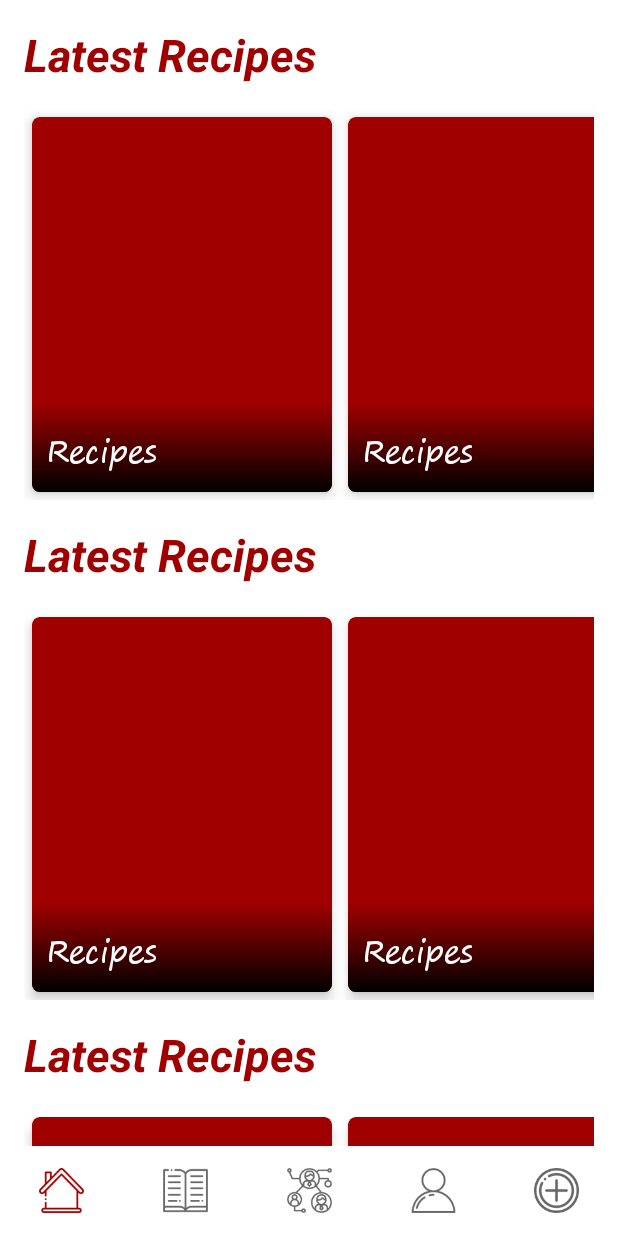
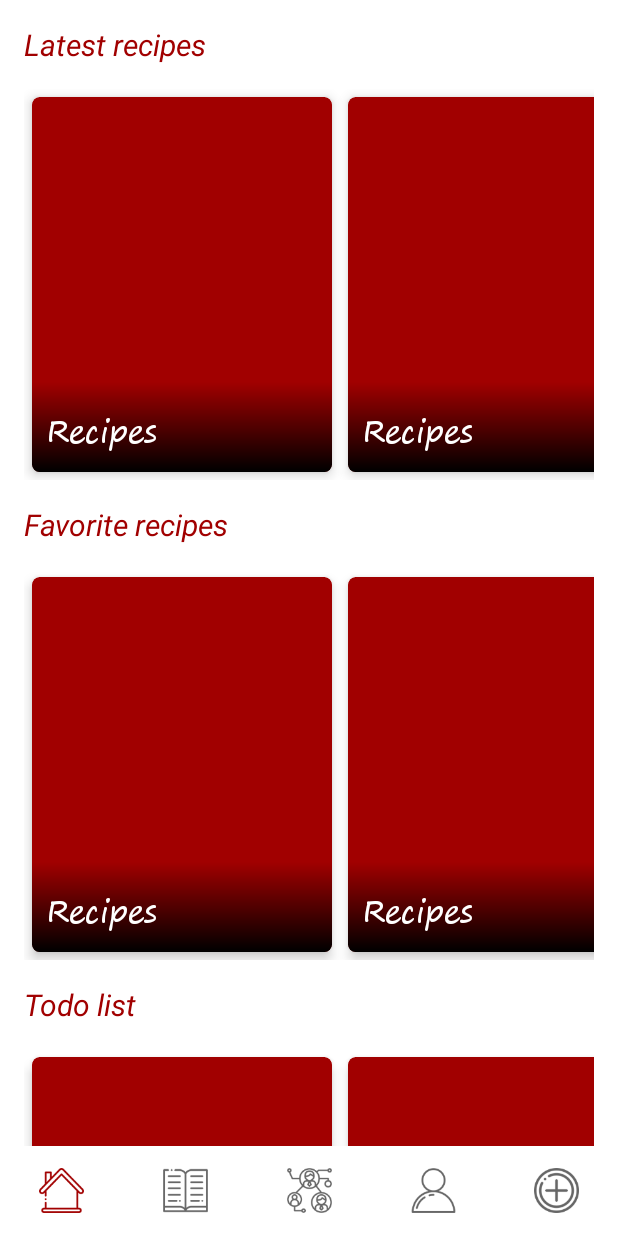
Before and after one commit to JohanneBoisvilliers/CookBook, an Android app: the screen it shows after launch (MainActivity), on a phone screen of 412 x 824 dp. Run offline under Robolectric (Android 15) with nearby library versions, the phone set to English and light mode, and no system bars; our stand-ins replace ButterKnife, Room's generated code; libraries missing offline, so code that uses them is left out: com.facebook.stetho; 1 statement that could not run was skipped.

Commit message:
change some UI, set category titles in home fragment, and continue to set the database

```diff
--- a/app/src/main/java/com/example/cookbook/MainActivity.java
+++ b/app/src/main/java/com/example/cookbook/MainActivity.java
@@ -1,20 +1,18 @@
 package com.example.cookbook;
 
 import android.os.Bundle;
-import android.util.Log;
 import android.view.MenuItem;
 
 import androidx.annotation.NonNull;
 import androidx.appcompat.app.AppCompatActivity;
-import androidx.room.Database;
+import androidx.lifecycle.ViewModelProviders;
 import androidx.viewpager.widget.ViewPager;
 
-import com.example.cookbook.database.CookBookLocalDatabase;
-import com.example.cookbook.repositories.UserDataRepository;
+import com.example.cookbook.injections.Injections;
+import com.example.cookbook.injections.ViewModelFactory;
+import com.example.cookbook.recipesPage.RecipeViewModel;
 import com.facebook.stetho.Stetho;
 import com.google.android.material.bottomnavigation.BottomNavigationView;
-
-import java.io.FileReader;
 
 import butterknife.BindView;
 import butterknife.ButterKnife;
@@ -25,6 +23,7 @@ public class MainActivity extends AppCompatActivity {
     ViewPager mViewPager;
     @BindView(R.id.bottom_navigation)
     BottomNavigationView mBottomNavigationView;
+    private RecipeViewModel mRecipeViewModel;
 
     @Override
     protected void onCreate(Bundle savedInstanceState) {
@@ -34,16 +33,9 @@ public class MainActivity extends AppCompatActivity {
 
         Stetho.initializeWithDefaults(this);
 
-        CookBookLocalDatabase.getInstance(this)
-                .ingredientDao()
-                .getIngredient(1)
-                .observe(this,v-> {
-                    if (v != null) {
-                        Log.d("debug", "onCreate: "+v.getName());
-                    }
-                });
         this.configureViewPager();
         this.configureBottomView();
+        this.configureRecipeViewModel();
 
     }
 
@@ -69,7 +61,6 @@ public class MainActivity extends AppCompatActivity {
             }
         });
     }
-
     private void configureBottomView() {
         mBottomNavigationView.setOnNavigationItemSelectedListener(new BottomNavigationView.OnNavigationItemSelectedListener() {
             @Override
@@ -79,7 +70,6 @@ public class MainActivity extends AppCompatActivity {
             }
         });
     }
-
     private void updateMainFragment(Integer integer) {
         switch (integer) {
             case R.id.nav_home:
@@ -99,4 +89,9 @@ public class MainActivity extends AppCompatActivity {
                 break;
         }
     }
+
+    private void configureRecipeViewModel() {
+        ViewModelFactory viewModelFactory = Injections.provideViewModelFactory(this);
+        mRecipeViewModel = ViewModelProviders.of(this, viewModelFactory).get(RecipeViewModel.class);
+    }
 }
--- a/app/src/main/java/com/example/cookbook/database/CookBookLocalDatabase.java
+++ b/app/src/main/java/com/example/cookbook/database/CookBookLocalDatabase.java
@@ -1,6 +1,5 @@
 package com.example.cookbook.database;
 
-import android.app.Application;
 import android.content.ContentValues;
 import android.content.Context;
 import android.util.Log;
@@ -14,8 +13,10 @@ import androidx.sqlite.db.SupportSQLiteDatabase;
 
 import com.example.cookbook.R;
 import com.example.cookbook.database.dao.IngredientDao;
+import com.example.cookbook.database.dao.RecipeDao;
 import com.example.cookbook.database.dao.UserDao;
 import com.example.cookbook.models.Ingredient;
+import com.example.cookbook.models.Recipe;
 import com.example.cookbook.utils.MyApp;
 
 import java.io.BufferedReader;
@@ -25,7 +26,7 @@ import java.io.InputStreamReader;
 import java.nio.charset.Charset;
 
 
-@Database(entities = {Ingredient.class},version = 1,exportSchema = false)
+@Database(entities = {Ingredient.class, Recipe.class}, version = 1, exportSchema = false)
 public abstract class CookBookLocalDatabase extends RoomDatabase {
 
     // --- SINGLETON ---
@@ -34,6 +35,8 @@ public abstract class CookBookLocalDatabase extends RoomDatabase {
     // --- DAO ---
     public abstract UserDao userDao();
     public abstract IngredientDao ingredientDao();
+
+    public abstract RecipeDao recipeDao();
 
     // --- INSTANCE ---
     public static CookBookLocalDatabase getInstance(Context context) {
@@ -47,8 +50,11 @@ public abstract class CookBookLocalDatabase extends RoomDatabase {
                                 @Override
                                 public void onCreate(@NonNull SupportSQLiteDatabase db) {
                                     super.onCreate(db);
-                                    Log.d("deb", "onCreate: ");
                                     insertIngredientHelper(db);
+                                    ContentValues contentValues = new ContentValues();
+                                    contentValues.put("id", 1);
+                                    contentValues.put("name", "Oeuf au plat");
+                                    db.insert("Recipe", OnConflictStrategy.IGNORE, contentValues);
                             }})
                             .build();
                 }
--- /dev/null
+++ b/app/src/main/java/com/example/cookbook/database/dao/RecipeDao.java
@@ -0,0 +1,13 @@
+package com.example.cookbook.database.dao;
+
+import androidx.lifecycle.LiveData;
+import androidx.room.Dao;
+import androidx.room.Query;
+
+import com.example.cookbook.models.Recipe;
+
+@Dao
+public interface RecipeDao {
+    @Query("SELECT * FROM Recipe")
+    LiveData<Recipe> getRecipes();
+}
--- a/app/src/main/java/com/example/cookbook/homePage/HomeFragment.java
+++ b/app/src/main/java/com/example/cookbook/homePage/HomeFragment.java
@@ -7,10 +7,15 @@ import android.view.View;
 import android.view.ViewGroup;
 
 import androidx.fragment.app.Fragment;
+import androidx.lifecycle.ViewModelProviders;
 import androidx.recyclerview.widget.LinearLayoutManager;
 import androidx.recyclerview.widget.RecyclerView;
 
 import com.example.cookbook.R;
+import com.example.cookbook.models.Recipe;
+import com.example.cookbook.recipesPage.RecipeViewModel;
+
+import java.util.List;
 
 import butterknife.BindView;
 import butterknife.ButterKnife;
@@ -24,6 +29,7 @@ public class HomeFragment extends Fragment {
     RecyclerView mMainRecyclerView;
 
     private MainRecyclerViewAdapter mMainAdapter;
+    private RecipeViewModel mRecipeViewModel;
 
     public HomeFragment() {
     }
@@ -31,6 +37,11 @@ public class HomeFragment extends Fragment {
     public static HomeFragment newInstance() {
         return new HomeFragment();
     }
+
+    private List<List<Recipe>> mFinalEmbeddedList;
+    private List<Recipe> mLatestRecipes;
+    private List<Recipe> mFavoriteRecipes;
+    private List<Recipe> mNotDoneRecipes;
 
     @Override
     public View onCreateView(LayoutInflater inflater, ViewGroup container,
@@ -40,7 +51,7 @@ public class HomeFragment extends Fragment {
         ButterKnife.bind(this, view);
 
         this.configureMainRecyclerView();
-
+        this.configureViewRecipeViewModel();
         return view;
     }
 
@@ -51,4 +62,16 @@ public class HomeFragment extends Fragment {
         this.mMainRecyclerView.setLayoutManager(new LinearLayoutManager(getContext()));
     }
 
+    private void configureViewRecipeViewModel() {
+        mRecipeViewModel = ViewModelProviders.of(getActivity()).get(RecipeViewModel.class);
+    }
+
+    private void updateItemList(List<Recipe> recipeList) {
+    }
+
+    // ----------------------------------- ASYNC -----------------------------------
+    //private void getRecipes(){
+    //    mRecipeViewModel.getRecipes().observe(this,);
+    //}
+
 }
--- a/app/src/main/java/com/example/cookbook/homePage/HorizontalRecyclerViewAdapter.java
+++ b/app/src/main/java/com/example/cookbook/homePage/HorizontalRecyclerViewAdapter.java
@@ -9,9 +9,13 @@ import androidx.annotation.NonNull;
 import androidx.recyclerview.widget.RecyclerView;
 
 import com.example.cookbook.R;
+import com.example.cookbook.models.Recipe;
+
+import java.util.List;
 
 public class HorizontalRecyclerViewAdapter extends RecyclerView.Adapter<HorizontalRecyclerViewViewHolder> {
 
+    private List<Recipe> mRecipeList;
 
     @NonNull
     @Override
--- a/app/src/main/java/com/example/cookbook/homePage/MainRecyclerViewAdapter.java
+++ b/app/src/main/java/com/example/cookbook/homePage/MainRecyclerViewAdapter.java
@@ -16,6 +16,7 @@ public class MainRecyclerViewAdapter extends RecyclerView.Adapter<MainRecyclerVi
     private Context mContext;
     private RecyclerView.RecycledViewPool mViewPool;
     private HorizontalRecyclerViewAdapter mHorizontalRecyclerViewAdapter;
+    private String[] mCategoryTitles;
 
     @NonNull
     @Override
@@ -26,6 +27,7 @@ public class MainRecyclerViewAdapter extends RecyclerView.Adapter<MainRecyclerVi
 
         mViewPool = new RecyclerView.RecycledViewPool();
         mHorizontalRecyclerViewAdapter = new HorizontalRecyclerViewAdapter();
+        mCategoryTitles = mContext.getResources().getStringArray(R.array.titles_main_recycler_view);
 
         return new MainRecyclerViewViewHolder(view);
     }
@@ -34,6 +36,7 @@ public class MainRecyclerViewAdapter extends RecyclerView.Adapter<MainRecyclerVi
     public void onBindViewHolder(@NonNull MainRecyclerViewViewHolder holder, int position) {
         holder.mHorizontalRecyclerView.setRecycledViewPool(mViewPool);
         holder.mHorizontalRecyclerView.setAdapter(mHorizontalRecyclerViewAdapter);
+        holder.mTitlesCategory.setText(mCategoryTitles[position]);
         holder.mHorizontalRecyclerView.setLayoutManager(new LinearLayoutManager(mContext,
                 LinearLayoutManager.HORIZONTAL, false));
     }
--- a/app/src/main/java/com/example/cookbook/homePage/MainRecyclerViewViewHolder.java
+++ b/app/src/main/java/com/example/cookbook/homePage/MainRecyclerViewViewHolder.java
@@ -1,6 +1,7 @@
 package com.example.cookbook.homePage;
 
 import android.view.View;
+import android.widget.TextView;
 
 import androidx.annotation.NonNull;
 import androidx.recyclerview.widget.RecyclerView;
@@ -14,9 +15,12 @@ public class MainRecyclerViewViewHolder extends RecyclerView.ViewHolder {
 
     @BindView(R.id.horizontal_recycler_view)
     RecyclerView mHorizontalRecyclerView;
+    @BindView(R.id.category_title)
+    TextView mTitlesCategory;
 
     public MainRecyclerViewViewHolder(@NonNull View itemView) {
         super(itemView);
         ButterKnife.bind(this, itemView);
     }
+
 }
--- /dev/null
+++ b/app/src/main/java/com/example/cookbook/injections/Injections.java
@@ -0,0 +1,26 @@
+package com.example.cookbook.injections;
+
+import android.content.Context;
+
+import com.example.cookbook.database.CookBookLocalDatabase;
+import com.example.cookbook.repositories.RecipesDataRepository;
+
+import java.util.concurrent.Executor;
+import java.util.concurrent.Executors;
+
+public class Injections {
+    public static RecipesDataRepository provideRecipesDataSource(Context context) {
+        CookBookLocalDatabase database = CookBookLocalDatabase.getInstance(context);
+        return new RecipesDataRepository(database.recipeDao());
+    }
+
+    public static Executor provideExecutor() {
+        return Executors.newSingleThreadExecutor();
+    }
+
+    public static ViewModelFactory provideViewModelFactory(Context context) {
+        RecipesDataRepository recipesDataRepository = provideRecipesDataSource(context);
+        Executor executor = provideExecutor();
+        return new ViewModelFactory(recipesDataRepository, executor);
+    }
+}
--- /dev/null
+++ b/app/src/main/java/com/example/cookbook/injections/ViewModelFactory.java
@@ -0,0 +1,27 @@
+package com.example.cookbook.injections;
+
+import androidx.lifecycle.ViewModel;
+import androidx.lifecycle.ViewModelProvider;
+
+import com.example.cookbook.recipesPage.RecipeViewModel;
+import com.example.cookbook.repositories.RecipesDataRepository;
+
+import java.util.concurrent.Executor;
+
+public class ViewModelFactory implements ViewModelProvider.Factory {
+    private RecipesDataRepository mRecipesDataRepository;
+    private Executor mExecutor;
+
+    public ViewModelFactory(RecipesDataRepository recipesDataRepository, Executor executor) {
+        this.mRecipesDataRepository = recipesDataRepository;
+        this.mExecutor = executor;
+    }
+
+    @Override
+    public <T extends ViewModel> T create(Class<T> modelClass) {
+        if (modelClass.isAssignableFrom(RecipeViewModel.class)) {
+            return (T) new RecipeViewModel(mExecutor, mRecipesDataRepository);
+        }
+        throw new IllegalArgumentException("Unknown ViewModel class");
+    }
+}
--- a/app/src/main/java/com/example/cookbook/models/Recipe.java
+++ b/app/src/main/java/com/example/cookbook/models/Recipe.java
@@ -3,16 +3,26 @@ package com.example.cookbook.models;
 import androidx.room.Entity;
 import androidx.room.PrimaryKey;
 
+@Entity
 public class Recipe {
 
     @PrimaryKey(autoGenerate = true)
     private long id;
+    private String name;
 
     public long getId() {
         return id;
     }
 
+    public String getName() {
+        return name;
+    }
+
     public void setId(long id) {
         this.id = id;
     }
+
+    public void setName(String name) {
+        this.name = name;
+    }
 }
--- /dev/null
+++ b/app/src/main/java/com/example/cookbook/recipesPage/RecipeViewModel.java
@@ -0,0 +1,23 @@
+package com.example.cookbook.recipesPage;
+
+import androidx.lifecycle.LiveData;
+import androidx.lifecycle.ViewModel;
+
+import com.example.cookbook.models.Recipe;
+import com.example.cookbook.repositories.RecipesDataRepository;
+
+import java.util.concurrent.Executor;
+
+public class RecipeViewModel extends ViewModel {
+    private Executor mExecutor;
+    private RecipesDataRepository mRecipesDataRepository;
+
+    public RecipeViewModel(Executor executor, RecipesDataRepository recipesDataRepository) {
+        this.mExecutor = executor;
+        this.mRecipesDataRepository = recipesDataRepository;
+    }
+
+    public LiveData<Recipe> getRecipes() {
+        return mRecipesDataRepository.getRecipes();
+    }
+}
--- /dev/null
+++ b/app/src/main/java/com/example/cookbook/repositories/RecipesDataRepository.java
@@ -0,0 +1,18 @@
+package com.example.cookbook.repositories;
+
+import androidx.lifecycle.LiveData;
+
+import com.example.cookbook.database.dao.RecipeDao;
+import com.example.cookbook.models.Recipe;
+
+public class RecipesDataRepository {
+    private final RecipeDao mRecipeDao;
+
+    public RecipesDataRepository(RecipeDao recipeDao) {
+        this.mRecipeDao = recipeDao;
+    }
+
+    public LiveData<Recipe> getRecipes() {
+        return this.mRecipeDao.getRecipes();
+    }
+}
--- a/app/src/main/res/layout/fragment_add_recipe.xml
+++ b/app/src/main/res/layout/fragment_add_recipe.xml
@@ -16,6 +16,8 @@
         android:fontFamily="@font/segoepr"
         android:layout_marginTop="@dimen/margin_title"
         android:layout_marginStart="@dimen/margin_to_border"
+        android:paddingTop="@dimen/margin_title_toolbar"
+        android:paddingBottom="@dimen/margin_title_toolbar"
         app:layout_constraintLeft_toLeftOf="parent"
         app:layout_constraintTop_toTopOf="parent" />
 
--- a/app/src/main/res/layout/fragment_recipes.xml
+++ b/app/src/main/res/layout/fragment_recipes.xml
@@ -15,6 +15,8 @@
         android:fontFamily="@font/segoepr"
         android:textColor="@color/colorAccent"
         android:textSize="@dimen/title_size"
+        android:paddingTop="@dimen/margin_title_toolbar"
+        android:paddingBottom="@dimen/margin_title_toolbar"
         android:layout_marginTop="@dimen/margin_title"
         android:layout_marginStart="@dimen/margin_to_border"
         app:layout_constraintTop_toTopOf="parent"
--- a/app/src/main/res/layout/recyclerview_main_item.xml
+++ b/app/src/main/res/layout/recyclerview_main_item.xml
@@ -5,11 +5,12 @@
     android:layout_height="wrap_content">
 
     <TextView
+        android:id="@+id/category_title"
         android:layout_width="wrap_content"
         android:layout_height="wrap_content"
         android:text="@string/category_latest"
+        android:textStyle="normal|italic"
         android:textSize="@dimen/category_title_size"
-        android:textStyle="italic|bold"
         android:layout_marginStart="@dimen/margin_to_border"
         android:layout_marginTop="@dimen/margin_to_border"
         android:textColor="@color/colorAccent" />
--- a/app/src/main/res/values/dimen.xml
+++ b/app/src/main/res/values/dimen.xml
@@ -3,12 +3,13 @@
     <!--GENERAL-->
     <dimen name="margin_to_border">16dp</dimen>
     <dimen name="margin_in_button">50dp</dimen>
+    <dimen name="margin_title_toolbar">10sp</dimen>
     <!--MAIN ACTIVITY-->
     <dimen name="bottom_bar_height">60dp</dimen>
     <dimen name="icon_bottom_bar">30dp</dimen>
     <!--HOME FRAGMENT-->
     <!--main recycler view-->
-    <dimen name="category_title_size">30sp</dimen>
+    <dimen name="category_title_size">20sp</dimen>
     <!--horizontal recycler view-->
     <dimen name="radius_card_horizontal">5dp</dimen>
     <dimen name="elevation_card_horizontal">5dp</dimen>
@@ -20,7 +21,7 @@
     <dimen name="margin_text_bottom">10sp</dimen>
     <!--ALL RECIPES FRAGMENT-->
     <dimen name="margin_title">-10dp</dimen>
-    <dimen name="title_size">45sp</dimen>
+    <dimen name="title_size">35sp</dimen>
     <dimen name="base_height_card">250dp</dimen>
     <!--USER PROFILE-->
     <dimen name="bottom_container">200dp</dimen>
--- a/app/src/main/res/values/strings.xml
+++ b/app/src/main/res/values/strings.xml
@@ -13,4 +13,10 @@
     <string name="or_separator">OR</string>
     <string name="add_recipe_button_url">ADD RECIPE BY URL</string>
     <string name="add_recipe_button_manually">ADD RECIPE MANUALLY</string>
+
+    <string-array name="titles_main_recycler_view">
+        <item>Latest recipes</item>
+        <item>Favorite recipes</item>
+        <item>Todo list</item>
+    </string-array>
 </resources>
```
